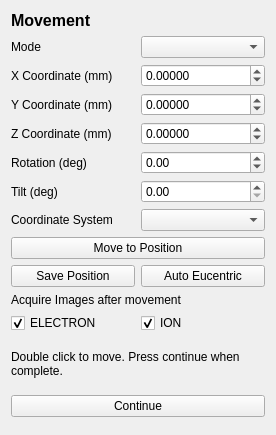
Before: the Qt Designer form fibsem/ui/qtdesigner_files/FibsemMovementWidget.ui in DeMarcoLab/fibsem, drawn with Qt 5.
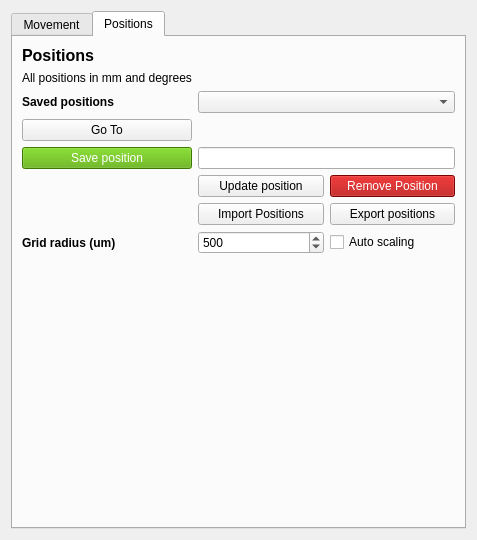
After: the same form once the commit is applied. The open tabs and pages were chosen to show the change.

Commit message:
V0.2 dev positions update (#150)
* ui updates

* map limits

```diff
--- a/fibsem/ui/qtdesigner_files/FibsemMovementWidget.ui
+++ b/fibsem/ui/qtdesigner_files/FibsemMovementWidget.ui
@@ -6,46 +6,25 @@
    <rect>
     <x>0</x>
     <y>0</y>
-    <width>276</width>
-    <height>435</height>
+    <width>477</width>
+    <height>540</height>
    </rect>
   </property>
   <property name="windowTitle">
    <string>Form</string>
   </property>
   <layout class="QGridLayout" name="gridLayout">
-   <item row="7" column="0">
-    <widget class="QLabel" name="label_movement_stage_tilt">
-     <property name="text">
-      <string>Tilt (deg)</string>
+   <item row="4" column="0">
+    <widget class="QTabWidget" name="tabWidget">
+     <property name="currentIndex">
+      <number>0</number>
      </property>
-    </widget>
-   </item>
-   <item row="9" column="0" colspan="2">
-    <widget class="QPushButton" name="pushButton_move">
-     <property name="text">
-      <string>Move to Position</string>
-     </property>
-    </widget>
-   </item>
-   <item row="5" column="0">
-    <widget class="QLabel" name="label_movement_stage_z">
-     <property name="text">
-      <string>Z Coordinate (mm)</string>
-     </property>
-    </widget>
-   </item>
-   <item row="6" column="0">
-    <widget class="QLabel" name="label_movement_stage_rotation">
-     <property name="text">
-      <string>Rotation (deg)</string>
-     </property>
-    </widget>
-   </item>
-   <item row="8" column="1">
-    <widget class="QComboBox" name="comboBox_movement_stage_coordinate_system"/>
-   </item>
-   <item row="3" column="1">
+     <widget class="QWidget" name="tab_movement">
+      <attribute name="title">
+       <string>Movement</string>
+      </attribute>
+      <layout class="QGridLayout" name="gridLayout_2">
+       <item row="2" column="1">
     <widget class="QDoubleSpinBox" name="doubleSpinBox_movement_stage_x">
      <property name="decimals">
       <number>5</number>
@@ -58,84 +37,7 @@
      </property>
     </widget>
    </item>
-   <item row="7" column="1">
-    <widget class="QDoubleSpinBox" name="doubleSpinBox_movement_stage_tilt"/>
-   </item>
-   <item row="8" column="0">
-    <widget class="QLabel" name="label_movement_stage_coordinate_system">
-     <property name="text">
-      <string>Coordinate System</string>
-     </property>
-    </widget>
-   </item>
-   <item row="1" column="0">
-    <widget class="QLabel" name="label_movement_mode">
-     <property name="text">
-      <string>Mode</string>
-     </property>
-    </widget>
-   </item>
-   <item row="4" column="1">
-    <widget class="QDoubleSpinBox" name="doubleSpinBox_movement_stage_y">
-     <property name="decimals">
-      <number>5</number>
-     </property>
-     <property name="minimum">
-      <double>-100000000000000000000.000000000000000</double>
-     </property>
-     <property name="maximum">
-      <double>10000000000000000905969664.000000000000000</double>
-     </property>
-    </widget>
-   </item>
-   <item row="6" column="1">
-    <widget class="QDoubleSpinBox" name="doubleSpinBox_movement_stage_rotation">
-     <property name="minimum">
-      <double>-360.000000000000000</double>
-     </property>
-     <property name="maximum">
-      <double>360.000000000000000</double>
-     </property>
-    </widget>
-   </item>
-   <item row="12" column="1">
-    <widget class="QCheckBox" name="checkBox_movement_acquire_ion">
-     <property name="text">
-      <string>ION</string>
-     </property>
-     <property name="checked">
-      <bool>true</bool>
-     </property>
-    </widget>
-   </item>
-   <item row="15" column="0" colspan="2">
-    <spacer name="verticalSpacer">
-     <property name="orientation">
-      <enum>Qt::Vertical</enum>
-     </property>
-     <property name="sizeHint" stdset="0">
-      <size>
-       <width>20</width>
-       <height>40</height>
-      </size>
-     </property>
-    </spacer>
-   </item>
-   <item row="4" column="0">
-    <widget class="QLabel" name="label_movement_stage_y">
-     <property name="text">
-      <string>Y Coordinate (mm)</string>
-     </property>
-    </widget>
-   </item>
-   <item row="10" column="0">
-    <widget class="QPushButton" name="pushButton_save_position">
-     <property name="text">
-      <string>Save Position</string>
-     </property>
-    </widget>
-   </item>
-   <item row="13" column="0" colspan="2">
+       <item row="11" column="0" colspan="2">
     <widget class="QLabel" name="label_movement_instructions">
      <property name="minimumSize">
       <size>
@@ -151,14 +53,30 @@
      </property>
     </widget>
    </item>
-   <item row="14" column="0" colspan="2">
-    <widget class="QPushButton" name="pushButton_continue">
+       <item row="3" column="1">
+        <widget class="QDoubleSpinBox" name="doubleSpinBox_movement_stage_y">
+         <property name="decimals">
+          <number>5</number>
+         </property>
+         <property name="minimum">
+          <double>-100000000000000000000.000000000000000</double>
+         </property>
+         <property name="maximum">
+          <double>10000000000000000905969664.000000000000000</double>
+         </property>
+        </widget>
+       </item>
+       <item row="7" column="1">
+        <widget class="QComboBox" name="comboBox_movement_stage_coordinate_system"/>
+       </item>
+       <item row="2" column="0">
+        <widget class="QLabel" name="label_movement_stage_x">
      <property name="text">
-      <string>Continue</string>
+          <string>X Coordinate (mm)</string>
      </property>
     </widget>
    </item>
-   <item row="5" column="1">
+       <item row="4" column="1">
     <widget class="QDoubleSpinBox" name="doubleSpinBox_movement_stage_z">
      <property name="decimals">
       <number>5</number>
@@ -171,52 +89,286 @@
      </property>
     </widget>
    </item>
-   <item row="12" column="0">
+       <item row="13" column="0" colspan="2">
+        <spacer name="verticalSpacer">
+         <property name="orientation">
+          <enum>Qt::Vertical</enum>
+         </property>
+         <property name="sizeHint" stdset="0">
+          <size>
+           <width>20</width>
+           <height>40</height>
+          </size>
+         </property>
+        </spacer>
+       </item>
+       <item row="10" column="0">
     <widget class="QCheckBox" name="checkBox_movement_acquire_electron">
      <property name="text">
-      <string>ELECTRON</string>
+          <string>Electron Beam</string>
      </property>
      <property name="checked">
       <bool>true</bool>
      </property>
     </widget>
    </item>
+       <item row="6" column="0">
+        <widget class="QLabel" name="label_movement_stage_tilt">
+         <property name="text">
+          <string>Tilt (deg)</string>
+         </property>
+        </widget>
+       </item>
+       <item row="12" column="0" colspan="2">
+        <widget class="QPushButton" name="pushButton_continue">
+         <property name="text">
+          <string>Continue</string>
+         </property>
+        </widget>
+       </item>
+       <item row="1" column="1">
+        <widget class="QComboBox" name="comboBox_movement_mode"/>
+       </item>
+       <item row="1" column="0">
+        <widget class="QLabel" name="label_movement_mode">
+         <property name="text">
+          <string>Mode</string>
+         </property>
+        </widget>
+       </item>
+       <item row="0" column="0">
+        <widget class="QLabel" name="label_title">
+         <property name="font">
+          <font>
+           <pointsize>12</pointsize>
+           <weight>75</weight>
+           <bold>true</bold>
+          </font>
+         </property>
+         <property name="text">
+          <string>Movement</string>
+         </property>
+        </widget>
+       </item>
+       <item row="5" column="1">
+        <widget class="QDoubleSpinBox" name="doubleSpinBox_movement_stage_rotation">
+         <property name="minimum">
+          <double>-360.000000000000000</double>
+         </property>
+         <property name="maximum">
+          <double>360.000000000000000</double>
+         </property>
+        </widget>
+       </item>
+       <item row="5" column="0">
+        <widget class="QLabel" name="label_movement_stage_rotation">
+         <property name="text">
+          <string>Rotation (deg)</string>
+         </property>
+        </widget>
+       </item>
+       <item row="7" column="0">
+        <widget class="QLabel" name="label_movement_stage_coordinate_system">
+         <property name="text">
+          <string>Coordinate System</string>
+         </property>
+        </widget>
+       </item>
+       <item row="6" column="1">
+        <widget class="QDoubleSpinBox" name="doubleSpinBox_movement_stage_tilt"/>
+       </item>
+       <item row="4" column="0">
+        <widget class="QLabel" name="label_movement_stage_z">
+         <property name="text">
+          <string>Z Coordinate (mm)</string>
+         </property>
+        </widget>
+       </item>
+       <item row="8" column="0" colspan="2">
+        <widget class="QPushButton" name="pushButton_move">
+         <property name="text">
+          <string>Move to Position</string>
+         </property>
+        </widget>
+       </item>
    <item row="10" column="1">
-    <widget class="QPushButton" name="pushButton_auto_eucentric">
+        <widget class="QCheckBox" name="checkBox_movement_acquire_ion">
      <property name="text">
-      <string>Auto Eucentric</string>
+          <string>Ion Beam</string>
+         </property>
+         <property name="checked">
+          <bool>true</bool>
      </property>
     </widget>
    </item>
    <item row="3" column="0">
-    <widget class="QLabel" name="label_movement_stage_x">
+        <widget class="QLabel" name="label_movement_stage_y">
      <property name="text">
-      <string>X Coordinate (mm)</string>
+          <string>Y Coordinate (mm)</string>
      </property>
     </widget>
    </item>
-   <item row="0" column="0" colspan="2">
-    <widget class="QLabel" name="label_title">
+       <item row="9" column="0" colspan="2">
+        <widget class="QLabel" name="label_movement_images">
+         <property name="text">
+          <string>Acquire images after moving:</string>
+         </property>
+        </widget>
+       </item>
+      </layout>
+     </widget>
+     <widget class="QWidget" name="tab_positions">
+      <attribute name="title">
+       <string>Positions</string>
+      </attribute>
+      <layout class="QGridLayout" name="gridLayout_3">
+       <item row="2" column="1">
+        <widget class="QLabel" name="label_2">
      <property name="font">
       <font>
-       <pointsize>12</pointsize>
        <weight>75</weight>
        <bold>true</bold>
       </font>
      </property>
      <property name="text">
-      <string>Movement</string>
+          <string>Saved positions</string>
+         </property>
+        </widget>
+       </item>
+       <item row="3" column="1">
+        <widget class="QPushButton" name="pushButton_go_to">
+         <property name="text">
+          <string>Go To</string>
+         </property>
+        </widget>
+       </item>
+       <item row="6" column="2">
+        <widget class="QPushButton" name="pushButton_import">
+         <property name="text">
+          <string>Import Positions</string>
+         </property>
+        </widget>
+       </item>
+       <item row="4" column="2" colspan="2">
+        <widget class="QLineEdit" name="lineEdit_position_name"/>
+       </item>
+       <item row="4" column="1">
+        <widget class="QPushButton" name="pushButton_save_position">
+         <property name="styleSheet">
+          <string notr="true">color: white; background-color: rgb(85, 170, 0)</string>
+         </property>
+         <property name="text">
+          <string>Save position</string>
+         </property>
+        </widget>
+       </item>
+       <item row="2" column="2" colspan="2">
+        <widget class="QComboBox" name="comboBox_positions"/>
+       </item>
+       <item row="9" column="1" colspan="3">
+        <spacer name="verticalSpacer_2">
+         <property name="orientation">
+          <enum>Qt::Vertical</enum>
+         </property>
+         <property name="sizeHint" stdset="0">
+          <size>
+           <width>20</width>
+           <height>40</height>
+          </size>
+         </property>
+        </spacer>
+       </item>
+       <item row="7" column="1">
+        <widget class="QLabel" name="label_5">
+         <property name="font">
+          <font>
+           <weight>75</weight>
+           <bold>true</bold>
+          </font>
+         </property>
+         <property name="text">
+          <string>Grid radius (um)</string>
      </property>
     </widget>
    </item>
    <item row="1" column="1">
-    <widget class="QComboBox" name="comboBox_movement_mode"/>
-   </item>
-   <item row="11" column="0" colspan="2">
-    <widget class="QLabel" name="label_movement_acquire">
+        <widget class="QLabel" name="label_3">
+         <property name="text">
+          <string>All positions in mm and degrees</string>
+         </property>
+        </widget>
+       </item>
+       <item row="0" column="1">
+        <widget class="QLabel" name="label">
+         <property name="font">
+          <font>
+           <pointsize>12</pointsize>
+           <weight>75</weight>
+           <bold>true</bold>
+          </font>
+         </property>
      <property name="text">
-      <string>Acquire Images after movement</string>
-     </property>
+          <string>Positions </string>
+         </property>
+        </widget>
+       </item>
+       <item row="8" column="1" colspan="3">
+        <widget class="QLabel" name="label_minimap">
+         <property name="text">
+          <string/>
+         </property>
+        </widget>
+       </item>
+       <item row="3" column="2" colspan="2">
+        <widget class="QLabel" name="label_current_position">
+         <property name="text">
+          <string/>
+         </property>
+        </widget>
+       </item>
+       <item row="5" column="2">
+        <widget class="QPushButton" name="pushButton_update_position">
+         <property name="text">
+          <string>Update position</string>
+         </property>
+        </widget>
+       </item>
+       <item row="7" column="2">
+        <widget class="QSpinBox" name="spinBox_grid_radius">
+         <property name="maximum">
+          <number>10000</number>
+         </property>
+         <property name="value">
+          <number>500</number>
+         </property>
+        </widget>
+       </item>
+       <item row="5" column="3">
+        <widget class="QPushButton" name="pushButton_remove_position">
+         <property name="styleSheet">
+          <string notr="true">color: white; background-color: rgb(170, 0, 0)</string>
+         </property>
+         <property name="text">
+          <string>Remove Position</string>
+         </property>
+        </widget>
+       </item>
+       <item row="7" column="3">
+        <widget class="QCheckBox" name="checkBox_auto_scaling">
+         <property name="text">
+          <string>Auto scaling</string>
+         </property>
+        </widget>
+       </item>
+       <item row="6" column="3">
+        <widget class="QPushButton" name="pushButton_export">
+         <property name="text">
+          <string>Export positions</string>
+         </property>
+        </widget>
+       </item>
+      </layout>
+     </widget>
     </widget>
    </item>
   </layout>
```
Lines whose indentation alone changed are shown as unchanged. The commit also changes 4 other files.
